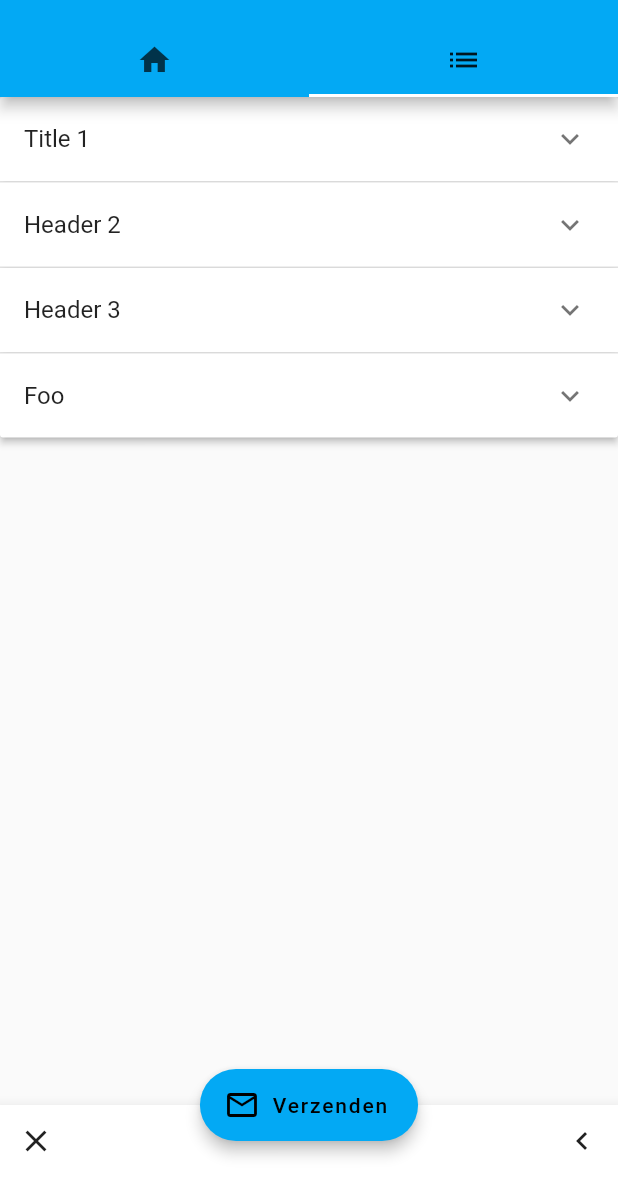
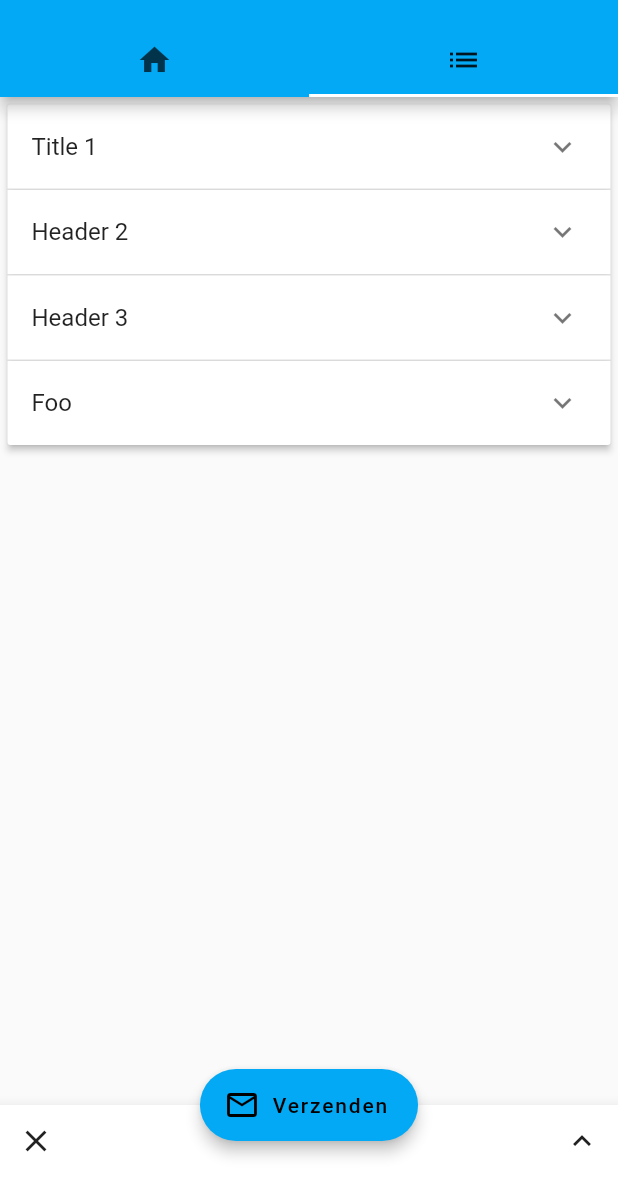
Before and after one commit to Kwonunn/arriva_app, a Flutter app: the screen it shows after launch, tab 2 chosen, on a phone screen of 412 x 824 dp, the part 59-1236 px from its top. Run offline on Flutter 3.47's test engine with Material 2 defaults, Android fonts, the phone set to English and light mode, and no system bars.

Commit message:
Added fold all cards button

```diff
--- a/lib/main.dart
+++ b/lib/main.dart
@@ -53,7 +53,11 @@ class _MyHomePageState extends State<MyHomePage> {
   }
 
   void _foldAllFields() {
-    // Do nothing for now
+    setState(() {
+      for (int i = 0; i < questions.length; i++) {
+        questions[i].isExpanded = false;
+      }
+    });
   }
 
   @override
@@ -107,7 +111,7 @@ class _MyHomePageState extends State<MyHomePage> {
                   onPressed: _clearFields,
                 ),
                 IconButton(
-                  icon: Icon(Icons.keyboard_arrow_left),
+                  icon: Icon(Icons.keyboard_arrow_up),
                   onPressed: _foldAllFields,
                 ),
               ],
--- a/lib/questions.dart
+++ b/lib/questions.dart
@@ -10,6 +10,7 @@ class QuestionListState extends State<QuestionList> {
   Widget build(BuildContext context) {
     return SingleChildScrollView(
         child: Container(
+            padding: EdgeInsets.all(5),
             child: ExpansionPanelList(
               expansionCallback: (int index, bool isExpanded) {
                 setState(() {
@@ -18,6 +19,7 @@ class QuestionListState extends State<QuestionList> {
               },
               children: questions.map<ExpansionPanel>((QuestionBox item) {
                 return ExpansionPanel(
+                  canTapOnHeader: true,
                   headerBuilder: (BuildContext context, bool isExpanded) {
                     return ListTile(
                       title: item.headerValue,
@@ -36,7 +38,8 @@ class QuestionListState extends State<QuestionList> {
 class QuestionBox {
   QuestionBox(String headerText, String expandedText) {
     this.headerValue = Text(headerText);
-    this.expandedValue = Text(expandedText);
+    this.expandedValue =
+        Container(child: Text(expandedText), padding: EdgeInsets.all(10));
     this.isExpanded = false;
   }
 
@@ -46,8 +49,12 @@ class QuestionBox {
 }
 
 final List<QuestionBox> questions = [
-  QuestionBox("Title 1", "Body 1"),
-  QuestionBox("Header 2", "Body 2"),
-  QuestionBox("Header 3", "Body 3"),
-  QuestionBox("Foo", "Bar"),
+  QuestionBox("Title 1",
+      "Lorem ipsum dolor sit amet, consectetur adipiscing elit. Nam porttitor ligula in eleifend mattis. In hac habitasse platea dictumst. Donec ullamcorper purus tempor sem iaculis ullamcorper nec at magna. Curabitur tempor diam blandit massa laoreet auctor. Aenean a sem blandit, mattis ex vel, sagittis eros. Nulla a magna laoreet velit pretium tincidunt. Nullam id varius quam. Pellentesque semper dui lorem, in malesuada diam venenatis molestie."),
+  QuestionBox("Header 2",
+      "Nulla facilisi. Nam sed erat vel lorem suscipit finibus. Aliquam tincidunt vulputate justo, sed faucibus nisi gravida vel. Donec in ultricies risus. Nam ut nunc mauris. Nullam viverra maximus leo, vitae elementum turpis tristique eu. Nam velit arcu, consequat in risus eu, varius tincidunt enim. Phasellus tempus augue ut sapien tincidunt, ac venenatis leo maximus. Maecenas maximus nec ante et sagittis. Duis ac condimentum magna, nec lobortis ipsum. Sed rutrum aliquam leo vitae luctus. Aliquam eget semper turpis, eget dapibus dolor. Sed pellentesque mi id commodo vehicula. Nulla eu rhoncus sem, at tempus justo. Vestibulum massa odio, fringilla vitae aliquam non, sollicitudin vel turpis."),
+  QuestionBox("Header 3",
+      "Fusce interdum est sapien, eget molestie libero convallis non. Etiam imperdiet facilisis condimentum. Aenean pretium augue tortor, eget commodo quam dictum non. Aenean dapibus orci non dui ornare ornare. Praesent pulvinar ut mauris quis gravida. Nullam mattis viverra justo, eget posuere velit imperdiet sed. Donec bibendum id nulla eu rutrum. Duis feugiat, neque ut ultrices pellentesque, lectus dui mollis purus, et aliquet erat velit eget enim. Nulla nunc enim, convallis et dolor non, faucibus maximus erat. Curabitur sed pharetra libero. Proin at metus ligula. Integer eget lorem tortor. Pellentesque sodales felis turpis, vel imperdiet nibh commodo at."),
+  QuestionBox("Foo",
+      "Mauris at enim consectetur, ultricies lorem sit amet, porttitor lectus. Nam cursus consectetur egestas. Nunc aliquet urna sit amet lacus porta facilisis vitae ac velit. Phasellus sollicitudin, lacus non posuere imperdiet, elit leo auctor ligula, in aliquet massa nisi dictum lectus. Vivamus auctor dapibus commodo. Curabitur in accumsan orci. Vivamus turpis risus, accumsan vel porta a, fermentum ac quam. Pellentesque posuere nisi vitae libero maximus tempor. Nunc consectetur ipsum tellus, et ultricies sapien dignissim non. Aenean ornare ex sed ornare venenatis. Duis blandit nisl nec arcu blandit efficitur. Praesent sit amet neque vitae sem cursus malesuada. Cras eget pretium ipsum."),
 ];
```
Lines whose indentation alone changed are shown as unchanged.
